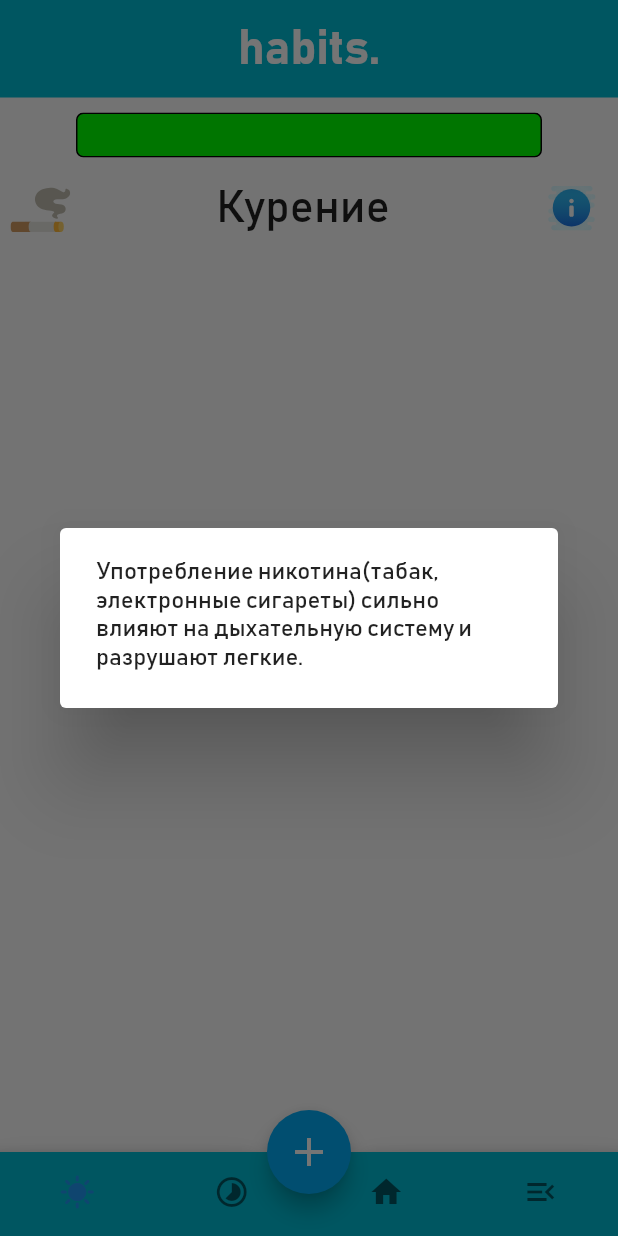
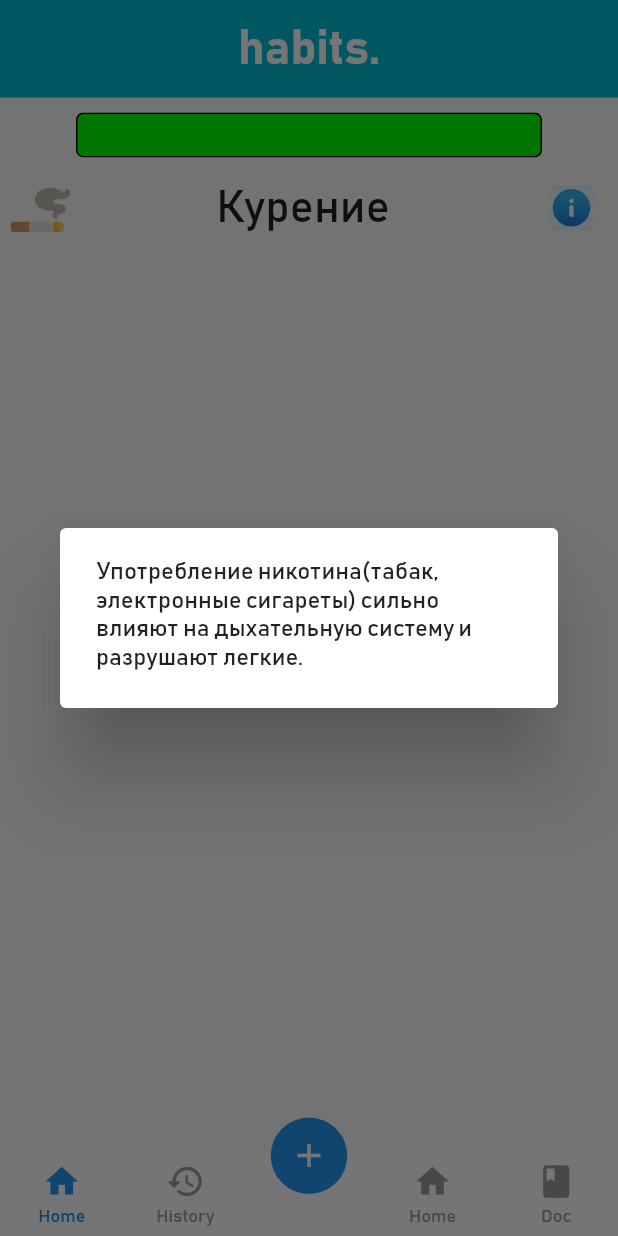
Before and after one commit to dstrigin/habits, a Flutter app: the screen it shows after launch, after a tap on an icon or button, on a phone screen of 412 x 824 dp. Run offline on Flutter 3.47's test engine with Material 2 defaults, Android fonts, the phone set to English and light mode, and no system bars; drawn by our look-alikes of persistent_bottom_nav_bar; our stand-ins replace cloud_firestore, firebase_core, flutter_svg; accounts and stored records are empty.

Commit message:
Отредактировал навигационную панель
Вместе с панелью отредактировал архитектуру кода - созданы файлы для других страниц приложения

```diff
--- a/habits/lib/main.dart
+++ b/habits/lib/main.dart
@@ -2,7 +2,10 @@ import 'package:firebase_core/firebase_core.dart';
 import 'package:flutter/material.dart';
 import 'package:habits/firebase_options.dart';
 import 'package:habits/pages/home.dart';
-import 'package:flutter_svg/flutter_svg.dart';
+import 'package:habits/pages/documentation.dart';
+import 'package:habits/pages/history.dart';
+import 'package:habits/pages/add_habit.dart';
+import 'package:persistent_bottom_nav_bar/persistent_tab_view.dart';
 
 Future<void> main() async {
   WidgetsFlutterBinding.ensureInitialized();
@@ -25,67 +28,113 @@ class _MyAppState extends State<MyApp> {
     return MaterialApp(
         debugShowCheckedModeBanner: false,
         theme: ThemeData(fontFamily: 'Bahnschrift'),
-        home: const HomePageWithNavigationBar()
+        home: const homeNavyBar()
     );
   }
 }
-class HomePageWithNavigationBar extends StatefulWidget {
-  const HomePageWithNavigationBar({Key? key}) : super(key: key);
 
-  @override
-  _HomePageWithNavigationBarState createState() => _HomePageWithNavigationBarState();
-}
-
-class _HomePageWithNavigationBarState extends State<HomePageWithNavigationBar> {
-  int _currentIndex = 2;
+class homeNavyBar extends StatelessWidget {
+  const homeNavyBar({super.key});
 
   @override
   Widget build(BuildContext context) {
-    return Scaffold(
-      body: const HomePage(),
-      floatingActionButton: FloatingActionButton(
-        onPressed: () {
-          // Действие при нажатии на кнопку
-        },
-        backgroundColor: Colors.lightBlue,
-        child: const Icon(Icons.add, size: 32),
-      ),
-      floatingActionButtonLocation: FloatingActionButtonLocation.centerDocked,
-      bottomNavigationBar: BottomAppBar(
-        shape: const CircularNotchedRectangle(),
-        notchMargin: 8.0,
-        child: BottomNavigationBar(
-          type: BottomNavigationBarType.fixed,
-          showSelectedLabels: false,
-          showUnselectedLabels: false,
-          backgroundColor: Colors.cyan,
-          currentIndex: _currentIndex,
-          items: const [
-            BottomNavigationBarItem(
-              icon: Icon(Icons.sunny),
-              label: '',
-            ),
-            BottomNavigationBarItem(
-              icon: Icon(Icons.timelapse),
-              label: '',
+
+    List<Widget> _buildScreens() {
+        return [
+          const HomePage(),
+          const HistoryPage(),
+          const AddHabitPage(),
+          const Screen4(),
+          const DocumentationPage(),
+        ];
+    }
+
+    List<PersistentBottomNavBarItem> _navBarsItems() {
+        return [
+
+            PersistentBottomNavBarItem(
+                icon: const Icon(Icons.home),
+                title: ("Home"),
+                activeColorPrimary: Colors.blue,
+                inactiveColorPrimary: Colors.grey,
             ),
 
-            BottomNavigationBarItem(
-              icon: Icon(Icons.home),
-              label: '',
+            PersistentBottomNavBarItem(
+                icon: const Icon(Icons.history),
+                title: ("History"),
+                activeColorPrimary: Colors.blue,
+                inactiveColorPrimary: Colors.grey,
             ),
-            BottomNavigationBarItem(
-              icon: Icon(Icons.menu_open),
-              label: '',
+
+            PersistentBottomNavBarItem(
+                icon: const Icon(Icons.add, color: Colors.white),
+                inactiveIcon: const Icon(Icons.add, color: Colors.white),
+                activeColorPrimary: Colors.blue,
+                inactiveColorPrimary: Colors.grey,
             ),
-          ],
-          onTap: (index) {
-            setState(() {
-                _currentIndex = index;
-            });
-          },
+
+            PersistentBottomNavBarItem(
+                icon: const Icon(Icons.home),
+                title: ("Home"),
+                activeColorPrimary: Colors.blue,
+                inactiveColorPrimary: Colors.grey,
+            ),
+
+            PersistentBottomNavBarItem(
+                icon: const Icon(Icons.book),
+                title: ("Doc"),
+                activeColorPrimary: Colors.blue,
+                inactiveColorPrimary: Colors.grey,
+            ),
+        ];
+    }
+
+    PersistentTabController _controller;
+    _controller = PersistentTabController(initialIndex: 0);
+
+    return PersistentTabView(
+        context,
+        controller: _controller,
+        screens: _buildScreens(),
+        items: _navBarsItems(),
+        confineInSafeArea: true,
+        backgroundColor: Colors.white,
+        handleAndroidBackButtonPress: true,
+        resizeToAvoidBottomInset: true,
+        stateManagement: true,
+        hideNavigationBarWhenKeyboardShows: true,
+        decoration: NavBarDecoration(
+          borderRadius: BorderRadius.circular(10.0),
+          colorBehindNavBar: Colors.white,
         ),
-      ),
+        popAllScreensOnTapOfSelectedTab: true,
+        popActionScreens: PopActionScreensType.all,
+        itemAnimationProperties: ItemAnimationProperties(
+          duration: Duration(milliseconds: 200),
+          curve: Curves.ease,
+        ),
+        screenTransitionAnimation: ScreenTransitionAnimation(
+          animateTabTransition: true,
+          curve: Curves.ease,
+          duration: Duration(milliseconds: 200),
+        ),
+        navBarStyle:
+          NavBarStyle.style15,
     );
   }
 }
+
+class Screen4 extends StatelessWidget {
+  const Screen4({super.key});
+
+  @override
+  Widget build(BuildContext context) {
+    return const Scaffold(
+      body: Center(
+        child: Text(
+          'Screen4',
+          style: TextStyle(fontSize: 30),
+      ))
+    );
+  }
+}
--- /dev/null
+++ b/habits/lib/pages/add_habit.dart
@@ -0,0 +1,17 @@
+import 'package:flutter/material.dart';
+
+class AddHabitPage extends StatelessWidget {
+  const AddHabitPage({super.key});
+
+  @override
+  Widget build(BuildContext context) {
+     return const Scaffold(
+      body: Center(
+        child: Text(
+          'Add Habit',
+          style: TextStyle(fontSize: 30),
+        )
+      )
+    );
+  }
+}
--- /dev/null
+++ b/habits/lib/pages/documentation.dart
@@ -0,0 +1,17 @@
+import 'package:flutter/material.dart';
+
+class DocumentationPage extends StatelessWidget {
+  const DocumentationPage ({super.key});
+
+  @override
+  Widget build(BuildContext context) {
+    return const Scaffold(
+      body: Center(
+        child: Text(
+          'Documentation',
+          style: TextStyle(fontSize: 30),
+        )
+      )
+    );
+  }
+}
--- /dev/null
+++ b/habits/lib/pages/history.dart
@@ -0,0 +1,17 @@
+import 'package:flutter/material.dart';
+
+class HistoryPage extends StatelessWidget {
+  const HistoryPage({super.key});
+
+  @override
+  Widget build(BuildContext context) {
+    return const Scaffold(
+      body: Center(
+        child: Text(
+          'History',
+          style: TextStyle(fontSize: 30),
+        )
+      )
+    );
+  }
+}
--- a/habits/lib/pages/home.dart
+++ b/habits/lib/pages/home.dart
@@ -2,6 +2,7 @@ import 'package:flutter/material.dart';
 import 'package:flutter_svg/flutter_svg.dart';
 import 'package:firebase_core/firebase_core.dart';
 import 'package:cloud_firestore/cloud_firestore.dart';
+
 class HomePage extends StatefulWidget {
   const HomePage({super.key});
 
--- a/habits/pubspec.yaml
+++ b/habits/pubspec.yaml
@@ -36,6 +36,8 @@ dependencies:
   # The following adds the Cupertino Icons font to your application.
   # Use with the CupertinoIcons class for iOS style icons.
   cupertino_icons: ^1.0.2
+
+  persistent_bottom_nav_bar: ^5.0.2
 
   flutter_svg: ^2.0.8
   firebase_core:
```
Also changed, not shown: habits/pubspec.lock.
